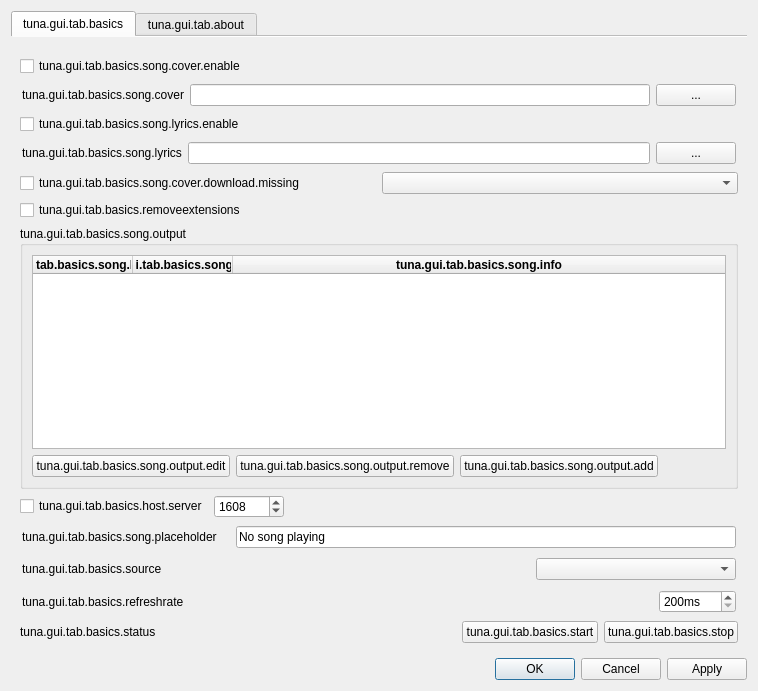
The window that src/gui/tuna_gui.ui (univrsal/tuna) describes before a commit, drawn with Qt 5.
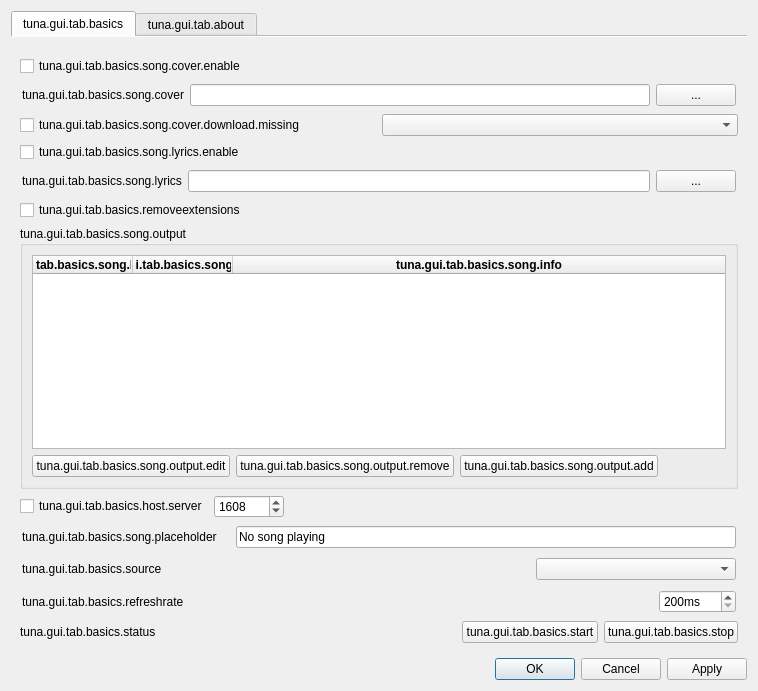
The same window after the commit. Icons and pictures are not drawn.

Commit message: UI: Fix loading of some settings and reorder lyrics/cover elements

Diff of the .ui file:
```diff
--- a/src/gui/tuna_gui.ui
+++ b/src/gui/tuna_gui.ui
@@ -158,6 +158,30 @@
          </layout>
         </widget>
        </item>
+       <item>
+        <layout class="QHBoxLayout" name="frame_itunes">
+         <item>
+          <widget class="QCheckBox" name="cb_download_missing">
+           <property name="text">
+            <string>tuna.gui.tab.basics.song.cover.download.missing</string>
+           </property>
+          </widget>
+         </item>
+         <item>
+          <widget class="QComboBox" name="cb_cover_size">
+           <property name="sizePolicy">
+            <sizepolicy hsizetype="Minimum" vsizetype="Fixed">
+             <horstretch>0</horstretch>
+             <verstretch>0</verstretch>
+            </sizepolicy>
+           </property>
+           <property name="currentIndex">
+            <number>-1</number>
+           </property>
+          </widget>
+         </item>
+        </layout>
+       </item>
        <item>
         <widget class="QCheckBox" name="cb_dl_lyrics">
          <property name="text">
@@ -234,30 +258,6 @@
          </layout>
         </widget>
        </item>
-       <item>
-        <layout class="QHBoxLayout" name="horizontalLayout_8">
-         <item>
-          <widget class="QCheckBox" name="cb_download_missing">
-           <property name="text">
-            <string>tuna.gui.tab.basics.song.cover.download.missing</string>
-           </property>
-          </widget>
-         </item>
-         <item>
-          <widget class="QComboBox" name="cb_cover_size">
-           <property name="sizePolicy">
-            <sizepolicy hsizetype="Minimum" vsizetype="Fixed">
-             <horstretch>0</horstretch>
-             <verstretch>0</verstretch>
-            </sizepolicy>
-           </property>
-           <property name="currentIndex">
-            <number>-1</number>
-           </property>
-          </widget>
-         </item>
-        </layout>
-       </item>
        <item>
         <widget class="QCheckBox" name="cb_remove_file_extensions">
          <property name="text">
```
The commit also changes 2 other files.
